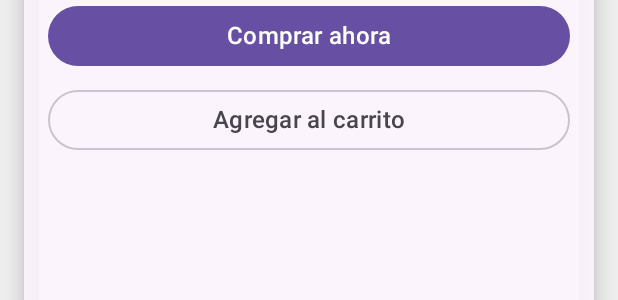
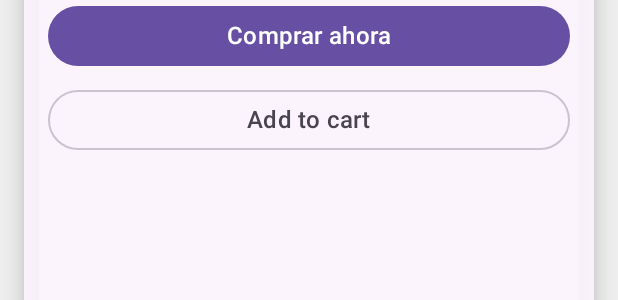
Before and after one commit to ANGELICALILIANA/MercadoLibre, an Android app built with Jetpack Compose: the @Preview function ProductDetailScreenPreview, on a phone screen of 412 x 824 dp. Shown: the part 756-1056 px from the top of the screen. Run offline under Robolectric (Android 15) with nearby library versions, the phone set to English and light mode, and no system bars; pictures from the network do not load.

```diff
--- a/app/src/main/java/com/example/mercadolibre/navigation/NavigationWrapper.kt
+++ b/app/src/main/java/com/example/mercadolibre/navigation/NavigationWrapper.kt
@@ -2,13 +2,14 @@ package com.example.mercadolibre.navigation
 
 import androidx.compose.runtime.Composable
 import androidx.compose.runtime.collectAsState
+import androidx.compose.ui.platform.LocalFocusManager
 import androidx.navigation.NavHostController
 import androidx.navigation.compose.NavHost
 import androidx.navigation.compose.composable
 import androidx.navigation.compose.rememberNavController
 import com.example.mercadolibre.ui.sampleProducts
 import com.mercadolibre.ui.screen.HomeScreen
-import com.mercadolibre.ui.screen.ProductDetailScreen
+import com.example.mercadolibre.ui.screen.ProductDetailScreen
 import com.example.mercadolibre.ui.viewmodel.SearchViewModel
 
 @Composable
@@ -32,6 +33,7 @@ fun NavigationWrapper(
 
         composable("product/{productId}") {
             val product = viewModel.responseCategoryItem.collectAsState()
+            LocalFocusManager.current.clearFocus()
             ProductDetailScreen(
                 product = product.value ?: sampleProducts[0],
                 onBack = { navController.popBackStack() }
--- a/app/src/main/java/com/example/mercadolibre/ui/screen/ProductDetailScreen.kt
+++ b/app/src/main/java/com/example/mercadolibre/ui/screen/ProductDetailScreen.kt
@@ -1,4 +1,4 @@
-package com.mercadolibre.ui.screen
+package com.example.mercadolibre.ui.screen
 
 import androidx.compose.foundation.background
 import androidx.compose.foundation.layout.Box
@@ -14,7 +14,6 @@ import androidx.compose.foundation.layout.width
 import androidx.compose.foundation.rememberScrollState
 import androidx.compose.foundation.verticalScroll
 import androidx.compose.material.icons.Icons
-import androidx.compose.material.icons.filled.ArrowBack
 import androidx.compose.material3.Button
 import androidx.compose.material3.ButtonDefaults
 import androidx.compose.material3.Card
@@ -37,6 +36,8 @@ import com.example.mercadolibre.R
 import com.example.mercadolibre.ui.theme.LightGrayML
 import com.example.mercadolibre.ui.Product
 import com.example.mercadolibre.ui.sampleProducts
+import androidx.compose.material.icons.automirrored.filled.ArrowBack
+import androidx.compose.ui.res.stringResource
 
 @Composable
 fun ProductDetailScreen(
@@ -63,13 +64,13 @@ fun ProductDetailScreen(
                 .verticalScroll(rememberScrollState())
         ) {
             // Header con solo botón de regreso (sin barra de búsqueda)
-            Row(verticalAlignment = Alignment.CenterVertically,) {
+            Row(verticalAlignment = Alignment.CenterVertically) {
                 IconButton(onClick = onBack) {
-                    Icon(Icons.Default.ArrowBack, contentDescription = "Regresar")
+                    Icon(Icons.AutoMirrored.Filled.ArrowBack, contentDescription = stringResource(R.string.go_back))
                 }
                 Spacer(modifier = Modifier.width(8.dp))
                 Text(
-                    "Detalle del producto",
+                    text = stringResource(R.string.product_detail),
                     style = MaterialTheme.typography.titleLarge,
                     modifier = Modifier.weight(1f)
                 )
@@ -125,7 +126,7 @@ fun ProductDetailScreen(
                     containerColor = MaterialTheme.colorScheme.primary
                 )
             ) {
-                Text("Comprar ahora", style = MaterialTheme.typography.titleMedium)
+                Text(text = stringResource(R.string.buy_now), style = MaterialTheme.typography.titleMedium)
             }
 
             Spacer(modifier = Modifier.height(8.dp))
@@ -134,7 +135,7 @@ fun ProductDetailScreen(
                 onClick = { /* Acción de agregar al carrito */ },
                 modifier = Modifier.fillMaxWidth()
             ) {
-                Text("Agregar al carrito", style = MaterialTheme.typography.titleMedium)
+                Text(stringResource(R.string.add_to_cart), style = MaterialTheme.typography.titleMedium)
             }
         }
     }
--- a/app/src/main/res/values/strings.xml
+++ b/app/src/main/res/values/strings.xml
@@ -1,3 +1,9 @@
 <resources>
     <string name="app_name">MercadoLibre</string>
+    <string name="product_detail">Detalle del producto</string>
+    <string name="go_back">Regresar</string>
+    <string name="buy_now">Comprar ahora</string>
+    <string name="add_to_cart">Add to cart</string>
+    <string name="search_products">Buscar productos...</string>
+    <string name="search">Buscar</string>
 </resources>
```
Also changed, not shown: app/src/main/java/com/example/mercadolibre/MainActivity.kt (+41 -13 lines), 1 other file.
